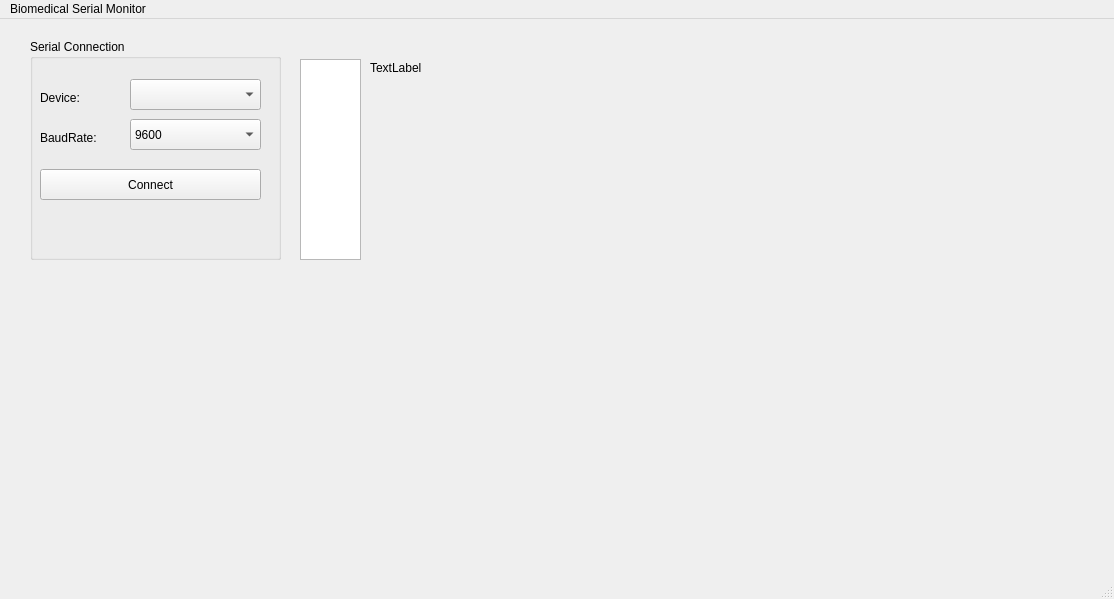
Qt form source/mainwindow.ui (bosoares/serialMonitor) before a commit.
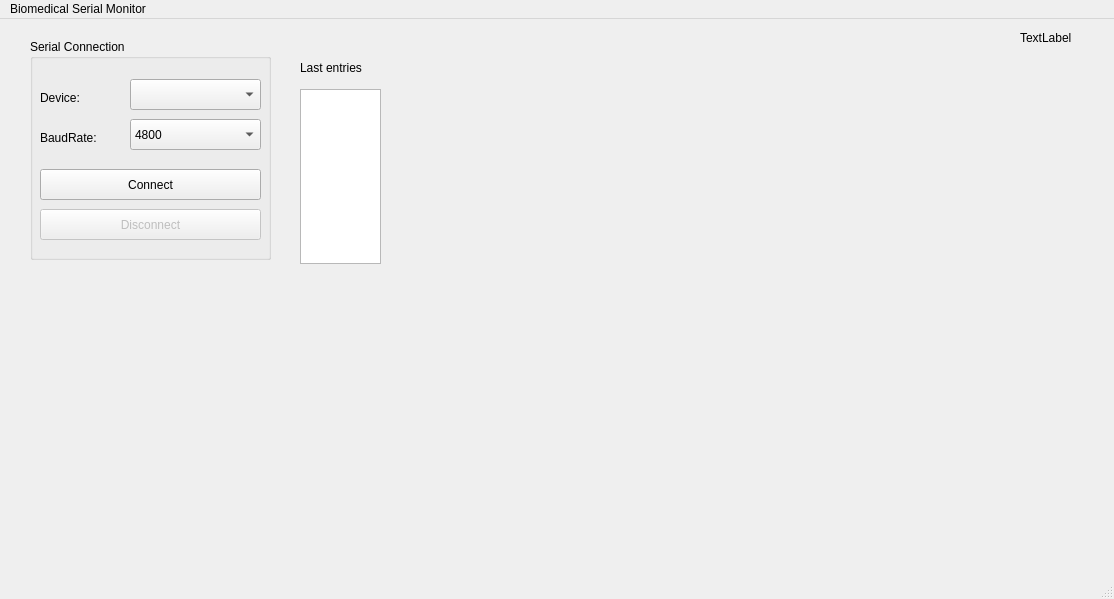
The same form after that commit. Custom widgets are drawn as their Qt base class.

Commit message: Fix baudRate Selection and Serial panel Style

The edit to the form file:
```diff
--- a/source/mainwindow.ui
+++ b/source/mainwindow.ui
@@ -17,8 +17,8 @@
    <widget class="QLabel" name="label">
     <property name="geometry">
      <rect>
-      <x>370</x>
-      <y>40</y>
+      <x>1020</x>
+      <y>10</y>
       <width>67</width>
       <height>17</height>
      </rect>
@@ -42,7 +42,7 @@
      <rect>
       <x>30</x>
       <y>20</y>
-      <width>251</width>
+      <width>241</width>
       <height>221</height>
      </rect>
     </property>
@@ -94,6 +94,11 @@
        <height>31</height>
       </rect>
      </property>
+     <item>
+      <property name="text">
+       <string>4800</string>
+      </property>
+     </item>
      <item>
       <property name="text">
        <string>9600</string>
@@ -128,16 +133,45 @@
       <string>Connect</string>
      </property>
     </widget>
+    <widget class="QPushButton" name="pb_disconnect">
+     <property name="enabled">
+      <bool>false</bool>
+     </property>
+     <property name="geometry">
+      <rect>
+       <x>10</x>
+       <y>170</y>
+       <width>221</width>
+       <height>31</height>
+      </rect>
+     </property>
+     <property name="text">
+      <string>Disconnect</string>
+     </property>
+    </widget>
    </widget>
    <widget class="QTextBrowser" name="tx_receivedData">
     <property name="geometry">
      <rect>
       <x>300</x>
+      <y>70</y>
+      <width>81</width>
+      <height>175</height>
+     </rect>
+    </property>
+   </widget>
+   <widget class="QLabel" name="label_4">
+    <property name="geometry">
+     <rect>
+      <x>300</x>
       <y>40</y>
-      <width>61</width>
-      <height>201</height>
+      <width>81</width>
+      <height>17</height>
      </rect>
     </property>
+    <property name="text">
+     <string>Last entries</string>
+    </property>
    </widget>
   </widget>
   <widget class="QMenuBar" name="menubar">
```
Left out of the diff: 2 changed lines with no effect on the pictures. The commit also changes 4 other files.
